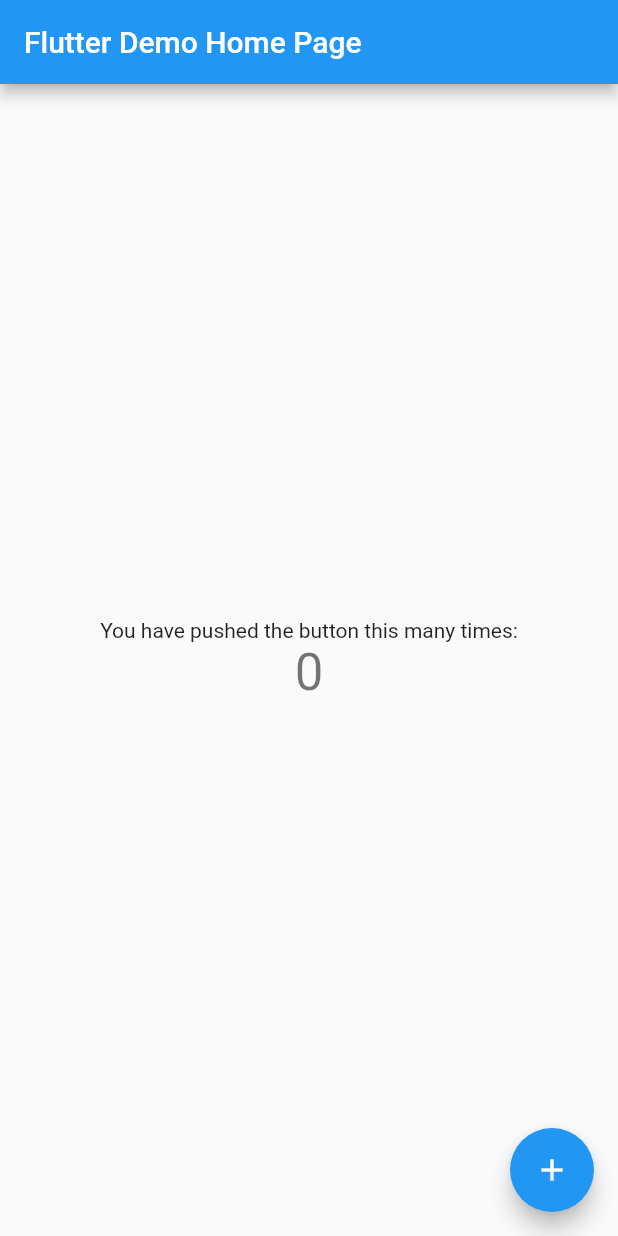
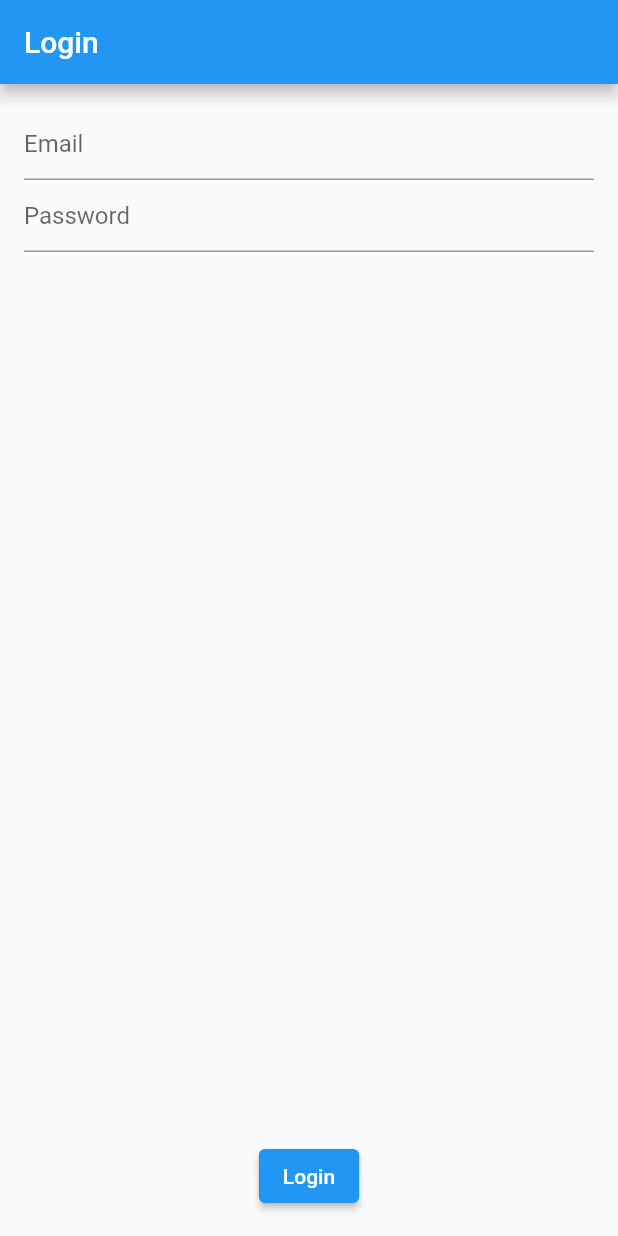
Before and after one commit to boettimatteo/bees, a Flutter app: the screen it shows after launch, on a phone screen of 412 x 824 dp. Run offline on Flutter 3.47's test engine with Material 2 defaults, Android fonts, the phone set to English and light mode, and no system bars; our stand-ins replace dio, flutter_secure_storage, get_it, injectable.

Commit message:
feat: UI screens

```diff
--- /dev/null
+++ b/lib/bees_app.dart
@@ -0,0 +1,26 @@
+import 'package:bees/pages/homepage.dart';
+import 'package:bees/pages/login_page.dart';
+import 'package:flutter/material.dart';
+
+class BeesApp extends StatefulWidget {
+  const BeesApp({super.key});
+
+  @override
+  State<BeesApp> createState() => _BeesAppState();
+}
+
+class _BeesAppState extends State<BeesApp> {
+  @override
+  Widget build(BuildContext context) {
+    return MaterialApp(
+      title: 'Bees App',
+      theme: ThemeData(
+        primarySwatch: Colors.blue,
+      ),
+      home: const LoginPage(),
+      routes: {
+        "homepage": (context) => const Homepage(),
+      },
+    );
+  }
+}
--- a/lib/main.dart
+++ b/lib/main.dart
@@ -1,115 +1,8 @@
+import 'package:bees/bees_app.dart';
+import 'package:bees/injector/injector.dart';
 import 'package:flutter/material.dart';
 
 void main() {
-  runApp(const MyApp());
+  configureDependencies();
+  runApp(const BeesApp());
 }
-
-class MyApp extends StatelessWidget {
-  const MyApp({super.key});
-
-  // This widget is the root of your application.
-  @override
-  Widget build(BuildContext context) {
-    return MaterialApp(
-      title: 'Flutter Demo',
-      theme: ThemeData(
-        // This is the theme of your application.
-        //
-        // Try running your application with "flutter run". You'll see the
-        // application has a blue toolbar. Then, without quitting the app, try
-        // changing the primarySwatch below to Colors.green and then invoke
-        // "hot reload" (press "r" in the console where you ran "flutter run",
-        // or simply save your changes to "hot reload" in a Flutter IDE).
-        // Notice that the counter didn't reset back to zero; the application
-        // is not restarted.
-        primarySwatch: Colors.blue,
-      ),
-      home: const MyHomePage(title: 'Flutter Demo Home Page'),
-    );
-  }
-}
-
-class MyHomePage extends StatefulWidget {
-  const MyHomePage({super.key, required this.title});
-
-  // This widget is the home page of your application. It is stateful, meaning
-  // that it has a State object (defined below) that contains fields that affect
-  // how it looks.
-
-  // This class is the configuration for the state. It holds the values (in this
-  // case the title) provided by the parent (in this case the App widget) and
-  // used by the build method of the State. Fields in a Widget subclass are
-  // always marked "final".
-
-  final String title;
-
-  @override
-  State<MyHomePage> createState() => _MyHomePageState();
-}
-
-class _MyHomePageState extends State<MyHomePage> {
-  int _counter = 0;
-
-  void _incrementCounter() {
-    setState(() {
-      // This call to setState tells the Flutter framework that something has
-      // changed in this State, which causes it to rerun the build method below
-      // so that the display can reflect the updated values. If we changed
-      // _counter without calling setState(), then the build method would not be
-      // called again, and so nothing would appear to happen.
-      _counter++;
-    });
-  }
-
-  @override
-  Widget build(BuildContext context) {
-    // This method is rerun every time setState is called, for instance as done
-    // by the _incrementCounter method above.
-    //
-    // The Flutter framework has been optimized to make rerunning build methods
-    // fast, so that you can just rebuild anything that needs updating rather
-    // than having to individually change instances of widgets.
-    return Scaffold(
-      appBar: AppBar(
-        // Here we take the value from the MyHomePage object that was created by
-        // the App.build method, and use it to set our appbar title.
-        title: Text(widget.title),
-      ),
-      body: Center(
-        // Center is a layout widget. It takes a single child and positions it
-        // in the middle of the parent.
-        child: Column(
-          // Column is also a layout widget. It takes a list of children and
-          // arranges them vertically. By default, it sizes itself to fit its
-          // children horizontally, and tries to be as tall as its parent.
-          //
-          // Invoke "debug painting" (press "p" in the console, choose the
-          // "Toggle Debug Paint" action from the Flutter Inspector in Android
-          // Studio, or the "Toggle Debug Paint" command in Visual Studio Code)
-          // to see the wireframe for each widget.
-          //
-          // Column has various properties to control how it sizes itself and
-          // how it positions its children. Here we use mainAxisAlignment to
-          // center the children vertically; the main axis here is the vertical
-          // axis because Columns are vertical (the cross axis would be
-          // horizontal).
-          mainAxisAlignment: MainAxisAlignment.center,
-          children: <Widget>[
-            const Text(
-              'You have pushed the button this many times:',
-            ),
-            Text(
-              '$_counter',
-              style: Theme.of(context).textTheme.headlineMedium,
-            ),
-          ],
-        ),
-      ),
-      floatingActionButton: FloatingActionButton(
-        onPressed: _incrementCounter,
-        tooltip: 'Increment',
-        child: const Icon(Icons.add),
-      ), // This trailing comma makes auto-formatting nicer for build methods.
-    );
-  }
-}
--- /dev/null
+++ b/lib/pages/login_page.dart
@@ -0,0 +1,67 @@
+import 'package:bees/injector/injector.dart';
+import 'package:bees/repository/user_repository.dart';
+import 'package:flutter/material.dart';
+
+class LoginPage extends StatefulWidget {
+  const LoginPage({super.key});
+
+  @override
+  State<LoginPage> createState() => _LoginPageState();
+}
+
+class _LoginPageState extends State<LoginPage> {
+  final _emailController = TextEditingController();
+  final _passwordController = TextEditingController();
+
+  @override
+  Widget build(BuildContext context) {
+    return Scaffold(
+      appBar: AppBar(
+        title: const Text("Login"),
+      ),
+      body: SafeArea(
+        child: Padding(
+          padding: const EdgeInsets.all(16),
+          child: Column(
+            children: [
+              TextField(
+                controller: _emailController,
+                decoration: const InputDecoration(
+                  hintText: "Email",
+                ),
+              ),
+              TextField(
+                controller: _passwordController,
+                obscureText: true,
+                decoration: const InputDecoration(
+                  hintText: "Password",
+                ),
+              ),
+              const Spacer(),
+              ElevatedButton(
+                onPressed: () async {
+                  try {
+                    await getIt.get<UserRepository>().login(
+                          email: _emailController.text,
+                          password: _passwordController.text,
+                        );
+
+                    Navigator.maybeOf(context)
+                        ?.pushReplacementNamed("homepage");
+                  } catch (e) {
+                    ScaffoldMessenger.of(context).showSnackBar(
+                      SnackBar(
+                        content: Text(e.toString()),
+                      ),
+                    );
+                  }
+                },
+                child: const Text("Login"),
+              )
+            ],
+          ),
+        ),
+      ),
+    );
+  }
+}
```
Also changed, not shown: lib/components/apiary_card.dart (added, +81 -0 lines), lib/models/apiary.dart (+18 -0 lines), lib/pages/homepage.dart (added, +63 -0 lines), 1 other file.
